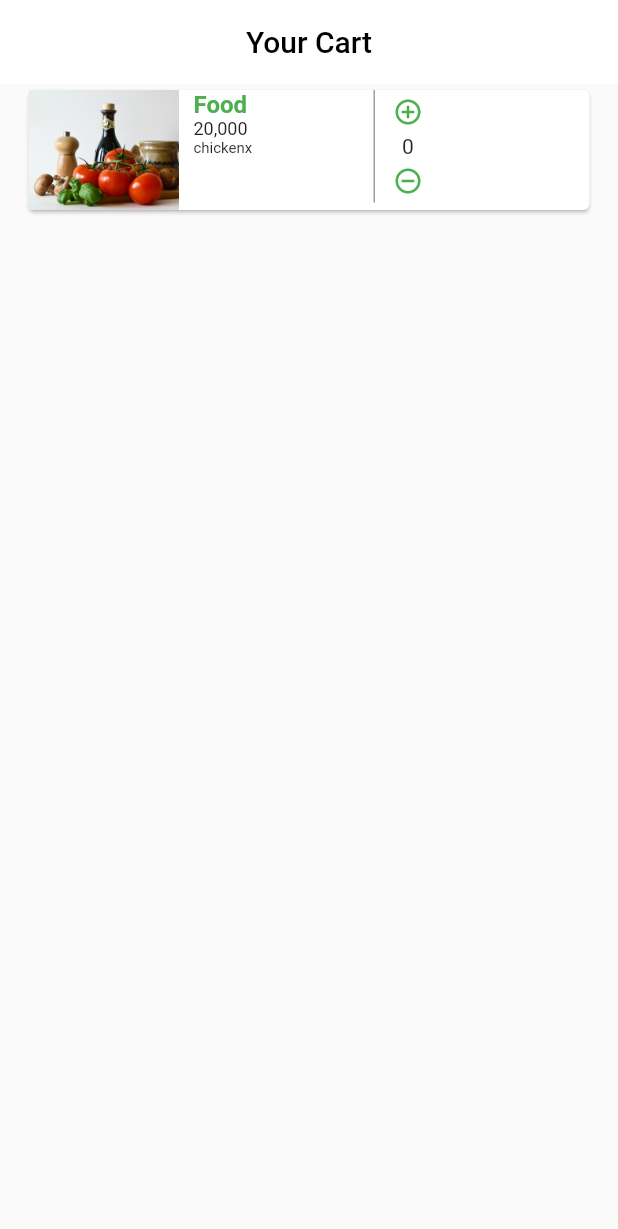
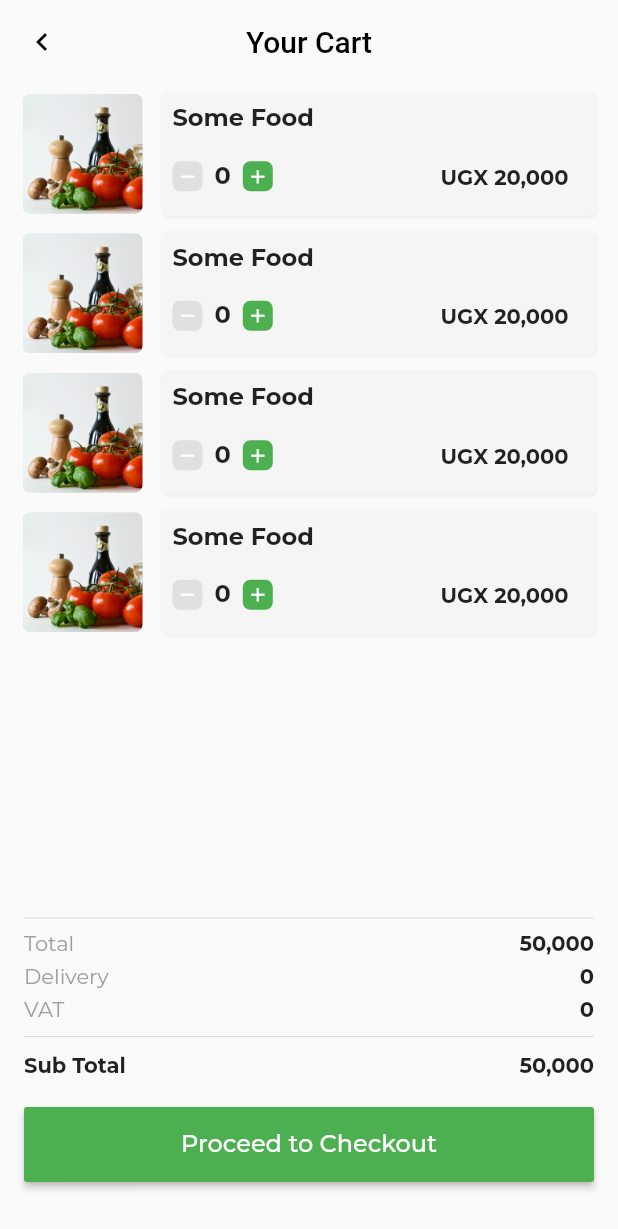
Before and after one commit to allanzico/ecommerce, a Flutter app: the OrderScreen screen opened directly, on a phone screen of 412 x 824 dp. Shown: the top 1229 px of the screen. Run offline on Flutter 3.47's test engine with Material 2 defaults, Android fonts, the phone set to English and light mode, and no system bars; our stand-ins replace eva_icons_flutter, google_fonts; network calls fail.

Commit message:
ADDED MORE STUFF

```diff
--- /dev/null
+++ b/app/lib/models/scoped_model/foodScopedModel.dart
@@ -0,0 +1,25 @@
+import 'package:app/models/FoodModel.dart';
+
+import 'package:scoped_model/scoped_model.dart';
+import 'package:http/http.dart' as http;
+
+class FoodModel extends Model {
+  List<Food> _foods = [];
+
+  //return copy of food list
+  List<Food> get foods {
+    return List.from(_foods);
+  }
+
+  void addFood(Food food) {
+    _foods.add(food);
+  }
+
+  void fetchFoods() {
+    http
+        .get("https://jsonplaceholder.typicode.com/posts/1/comments")
+        .then((http.Response response) {
+      print(response.body);
+    });
+  }
+}
--- a/app/lib/screens/mainScreen.dart
+++ b/app/lib/screens/mainScreen.dart
@@ -1,3 +1,4 @@
+import 'package:app/models/scoped_model/foodScopedModel.dart';
 import 'package:app/screens/pages/favoriteScreen.dart';
 import 'package:app/screens/pages/homeScreen.dart';
 import 'package:app/screens/pages/orderScreen.dart';
@@ -6,12 +7,15 @@ import 'package:flutter/material.dart';
 import 'package:eva_icons_flutter/eva_icons_flutter.dart';
 
 class MainScreen extends StatefulWidget {
+  final FoodModel foodModel;
+  MainScreen({this.foodModel});
   @override
   _MainScreenState createState() => _MainScreenState();
 }
 
 class _MainScreenState extends State<MainScreen> {
   int currentTabIndex = 0;
+
   HomeScreen homeScreen;
   OrderScreen orderScreen;
   ProfileScreen profileScreen;
@@ -24,6 +28,7 @@ class _MainScreenState extends State<MainScreen> {
   @override
   void initState() {
     super.initState();
+    widget.foodModel.fetchFoods();
     homeScreen = HomeScreen();
     orderScreen = OrderScreen();
     profileScreen = ProfileScreen();
--- a/app/lib/screens/pages/orderScreen.dart
+++ b/app/lib/screens/pages/orderScreen.dart
@@ -1,3 +1,5 @@
+import 'package:app/screens/pages/signInScreen.dart';
+import 'package:app/screens/widgets/orderItem.dart';
 import 'package:flutter/material.dart';
 import 'package:app/screens/widgets/orderCard.dart';
 
@@ -15,14 +17,110 @@ class _OrderScreenState extends State<OrderScreen> {
           "Your Cart",
           style: TextStyle(color: Colors.black),
         ),
+        elevation: 0.0,
         centerTitle: true,
-        backgroundColor: Colors.white,
-        elevation: 0.0,
+        backgroundColor: Colors.transparent,
+        leading: IconButton(
+          icon: Icon(Icons.keyboard_arrow_left, color: Colors.black),
+          onPressed: () {},
+        ),
       ),
+      // body: Padding(
+      //   padding: const EdgeInsets.all(10.0),
+      //   child: Column(
+      //     crossAxisAlignment: CrossAxisAlignment.start,
+      //     children: <Widget>[
+      //       orderItem(),
+      //       orderItem(),
+      //       orderItem(),
+      //       orderItem(),
+      //     ],
+      //   ),
+      // ),
       body: ListView(
         padding: EdgeInsets.symmetric(horizontal: 15.0),
         scrollDirection: Axis.vertical,
-        children: <Widget>[OrderCard()],
+        children: <Widget>[
+          Column(
+            children: <Widget>[
+              orderItem(),
+              orderItem(),
+              orderItem(),
+              orderItem(),
+            ],
+          ),
+        ],
+      ),
+
+      bottomNavigationBar: _buildTotalContainer(),
+    );
+  }
+
+  Widget _buildTotalContainer() {
+    return Padding(
+      padding: const EdgeInsets.all(8.0),
+      child: Container(
+        height: 220,
+        padding: const EdgeInsets.all(8.0),
+        child: Column(
+          children: <Widget>[
+            Divider(),
+            Row(
+              mainAxisAlignment: MainAxisAlignment.spaceBetween,
+              children: <Widget>[
+                Text(
+                  "Total",
+                  style: TextStyle(color: Colors.grey),
+                ),
+                Text("50,000", style: TextStyle(fontWeight: FontWeight.bold))
+              ],
+            ),
+            SizedBox(height: 5),
+            Row(
+              mainAxisAlignment: MainAxisAlignment.spaceBetween,
+              children: <Widget>[
+                Text("Delivery", style: TextStyle(color: Colors.grey)),
+                Text("0", style: TextStyle(fontWeight: FontWeight.bold))
+              ],
+            ),
+            SizedBox(height: 5),
+            Row(
+              mainAxisAlignment: MainAxisAlignment.spaceBetween,
+              children: <Widget>[
+                Text("VAT", style: TextStyle(color: Colors.grey)),
+                Text("0", style: TextStyle(fontWeight: FontWeight.bold))
+              ],
+            ),
+            Divider(height: 20),
+            Row(
+              mainAxisAlignment: MainAxisAlignment.spaceBetween,
+              children: <Widget>[
+                Text("Sub Total",
+                    style: TextStyle(fontWeight: FontWeight.bold)),
+                Text("50,000", style: TextStyle(fontWeight: FontWeight.bold))
+              ],
+            ),
+            SizedBox(height: 20),
+            Container(
+              height: 50,
+              width: double.infinity,
+              child: RaisedButton(
+                onPressed: () => {
+                  Navigator.of(context).push(MaterialPageRoute(
+                      builder: (BuildContext context) => SignInScreen()))
+                },
+                color: Colors.green,
+                child: Text(
+                  'Proceed to Checkout',
+                  style: TextStyle(color: Colors.white, fontSize: 16),
+                ),
+                shape: RoundedRectangleBorder(
+                  borderRadius: BorderRadius.circular(2.0),
+                ),
+              ),
+            ),
+          ],
+        ),
       ),
     );
   }
--- a/app/lib/screens/widgets/orderCard.dart
+++ b/app/lib/screens/widgets/orderCard.dart
@@ -9,77 +9,19 @@ class _OrderCardState extends State<OrderCard> {
   @override
   Widget build(BuildContext context) {
     return Card(
-      elevation: 1,
+      elevation: 0.5,
       child: Padding(
         padding: const EdgeInsets.all(0.0),
         child: Row(
           crossAxisAlignment: CrossAxisAlignment.start,
+          mainAxisAlignment: MainAxisAlignment.spaceBetween,
           children: <Widget>[
             Container(
               height: 80,
-              width: 100,
-              decoration: BoxDecoration(
-                  image: DecorationImage(
-                image: AssetImage(
-                  "assets/images/eat.jpg",
-                ),
-                fit: BoxFit.cover,
-                alignment: Alignment.bottomLeft,
-              )),
-            ),
-            SizedBox(width: 10),
-            Column(
-              crossAxisAlignment: CrossAxisAlignment.start,
-              mainAxisAlignment: MainAxisAlignment.center,
-              children: <Widget>[
-                Text(
-                  "Food",
-                  style: TextStyle(
-                      fontSize: 16,
-                      fontWeight: FontWeight.bold,
-                      color: Colors.green),
-                ),
-                Text(
-                  "20,000",
-                  style: TextStyle(
-                    fontSize: 12,
-                  ),
-                ),
-                Container(
-                  width: 120,
-                  height: 45,
-                  child: ListView(
-                    children: <Widget>[
-                      Row(
-                        children: <Widget>[
-                          Text(
-                            "chicken",
-                            style: TextStyle(
-                              fontSize: 10,
-                            ),
-                          ),
-                          Text(
-                            "x",
-                            style: TextStyle(
-                              fontSize: 10,
-                            ),
-                          )
-                        ],
-                      )
-                    ],
-                  ),
-                )
-              ],
-            ),
-            Container(
-              height: 75,
               width: 45,
               decoration: BoxDecoration(
                   border: Border(
-                      left: BorderSide(
-                width: 1,
-                color: Colors.grey,
-              ))),
+                      right: BorderSide(width: 0.2, color: Colors.grey))),
               child: Column(
                 crossAxisAlignment: CrossAxisAlignment.center,
                 mainAxisAlignment: MainAxisAlignment.center,
@@ -88,7 +30,7 @@ class _OrderCardState extends State<OrderCard> {
                       onTap: () {},
                       child: Icon(
                         Icons.add_circle_outline,
-                        size: 20,
+                        size: 16,
                         color: Colors.green,
                       )),
                   SizedBox(
@@ -103,11 +45,55 @@ class _OrderCardState extends State<OrderCard> {
                       child: Icon(
                         Icons.remove_circle_outline,
                         color: Colors.green,
-                        size: 20,
+                        size: 16,
                       ))
                 ],
               ),
-            )
+            ),
+            Container(
+              height: 80,
+              width: 100,
+              decoration: BoxDecoration(
+                  image: DecorationImage(
+                    image: AssetImage(
+                      "assets/images/eat.jpg",
+                    ),
+                    fit: BoxFit.cover,
+                    alignment: Alignment.bottomLeft,
+                  ),
+                  borderRadius: BorderRadius.circular(3)),
+            ),
+            Container(
+              height: 80,
+              child: Padding(
+                padding: const EdgeInsets.all(10.0),
+                child: Column(
+                  crossAxisAlignment: CrossAxisAlignment.start,
+                  mainAxisAlignment: MainAxisAlignment.center,
+                  children: <Widget>[
+                    Text(
+                      "Food",
+                      style: TextStyle(
+                        fontWeight: FontWeight.bold,
+                        fontSize: 16,
+                      ),
+                    ),
+                    Text(
+                      "UGX 20,000",
+                      style: TextStyle(fontSize: 16, color: Colors.green),
+                    ),
+                  ],
+                ),
+              ),
+            ),
+            InkWell(
+              onTap: () {},
+              child: Icon(
+                Icons.cancel,
+                color: Colors.grey,
+                size: 16,
+              ),
+            ),
           ],
         ),
       ),
--- /dev/null
+++ b/app/lib/screens/widgets/orderItem.dart
@@ -0,0 +1,96 @@
+import 'package:flutter/material.dart';
+
+class orderItem extends StatefulWidget {
+  @override
+  _orderItemState createState() => _orderItemState();
+}
+
+class _orderItemState extends State<orderItem> {
+  @override
+  Widget build(BuildContext context) {
+    return Container(
+      margin: EdgeInsets.symmetric(vertical: 5),
+      child: Row(
+        children: <Widget>[
+          Container(
+              width: 80,
+              height: 80,
+              decoration: BoxDecoration(
+                  image: DecorationImage(
+                    image: AssetImage(
+                      "assets/images/eat.jpg",
+                    ),
+                    fit: BoxFit.cover,
+                    alignment: Alignment.bottomLeft,
+                  ),
+                  borderRadius: BorderRadius.circular(5))),
+          SizedBox(width: 12),
+          Expanded(
+            child: Container(
+              decoration: BoxDecoration(
+                  color: Colors.grey[100],
+                  boxShadow: [
+                    BoxShadow(
+                        color: Colors.grey[200],
+                        offset: Offset(1, 1),
+                        blurRadius: 1),
+                  ],
+                  borderRadius: BorderRadius.circular(5)),
+              padding: EdgeInsets.all(8),
+              child: Column(
+                crossAxisAlignment: CrossAxisAlignment.start,
+                children: <Widget>[
+                  Container(
+                      width: 100,
+                      child: Text(
+                        "Some Food",
+                        style: TextStyle(
+                            fontSize: 16, fontWeight: FontWeight.bold),
+                      )),
+                  SizedBox(height: 10),
+                  Row(
+                    children: <Widget>[
+                      Container(
+                        width: 20,
+                        height: 20,
+                        decoration: BoxDecoration(
+                            color: Colors.grey[300],
+                            borderRadius: BorderRadius.circular(5)),
+                        child:
+                            Icon(Icons.remove, color: Colors.white, size: 15),
+                      ),
+                      Padding(
+                        padding: const EdgeInsets.symmetric(horizontal: 8.0),
+                        child: Text(
+                          "0",
+                          style: TextStyle(
+                              fontSize: 16, fontWeight: FontWeight.bold),
+                        ),
+                      ),
+                      Container(
+                        width: 20,
+                        height: 20,
+                        decoration: BoxDecoration(
+                            color: Colors.green,
+                            borderRadius: BorderRadius.circular(5)),
+                        child: Icon(Icons.add, color: Colors.white, size: 15),
+                      ),
+                      Spacer(),
+                      Padding(
+                        padding: const EdgeInsets.all(10.0),
+                        child: Text(
+                          "UGX 20,000",
+                          style: TextStyle(fontWeight: FontWeight.bold),
+                        ),
+                      )
+                    ],
+                  ),
+                ],
+              ),
+            ),
+          )
+        ],
+      ),
+    );
+  }
+}
--- a/app/lib/screens/widgets/recentlyBought.dart
+++ b/app/lib/screens/widgets/recentlyBought.dart
@@ -10,7 +10,17 @@ class RecentlyBought extends StatefulWidget {
   final double discount;
   final double ratings;
 
-  const RecentlyBought({Key key, this.id, this.category, this.measurement, this.name, this.imagePath, this.price, this.discount, this.ratings}) : super(key: key);
+  const RecentlyBought(
+      {Key key,
+      this.id,
+      this.category,
+      this.measurement,
+      this.name,
+      this.imagePath,
+      this.price,
+      this.discount,
+      this.ratings})
+      : super(key: key);
   @override
   _RecentlyBoughtState createState() => _RecentlyBoughtState();
 }
@@ -33,7 +43,6 @@ class _RecentlyBoughtState extends State<RecentlyBought> {
           Positioned(
             left: 0.0,
             bottom: 0.0,
-
             child: Container(
                 height: 70,
                 width: 340,
@@ -101,7 +110,7 @@ class _RecentlyBoughtState extends State<RecentlyBought> {
                 Column(
                   children: <Widget>[
                     Text(
-                      widget.price.toString(),
+                      "UGX " + widget.price.toString(),
                       style: TextStyle(
                           color: Colors.green,
                           fontSize: 20,
--- a/app/pubspec.yaml
+++ b/app/pubspec.yaml
@@ -20,6 +20,9 @@ dependencies:
   flutter:
     sdk: flutter
   eva_icons_flutter: ^2.0.1
+  google_fonts: ^0.2.0
+  http: ^0.12.2
+  scoped_model: ^1.0.1
 
 
   # The following adds the Cupertino Icons font to your application.
```
Also changed, not shown: app/lib/main.dart (+15 -7 lines), app/lib/models/FoodModel.dart (+9 -1 lines), app/lib/screens/pages/signInScreen.dart (added, +169 -0 lines), app/lib/screens/pages/signUpScreen.dart (added, +144 -0 lines), app/pubspec.lock.
